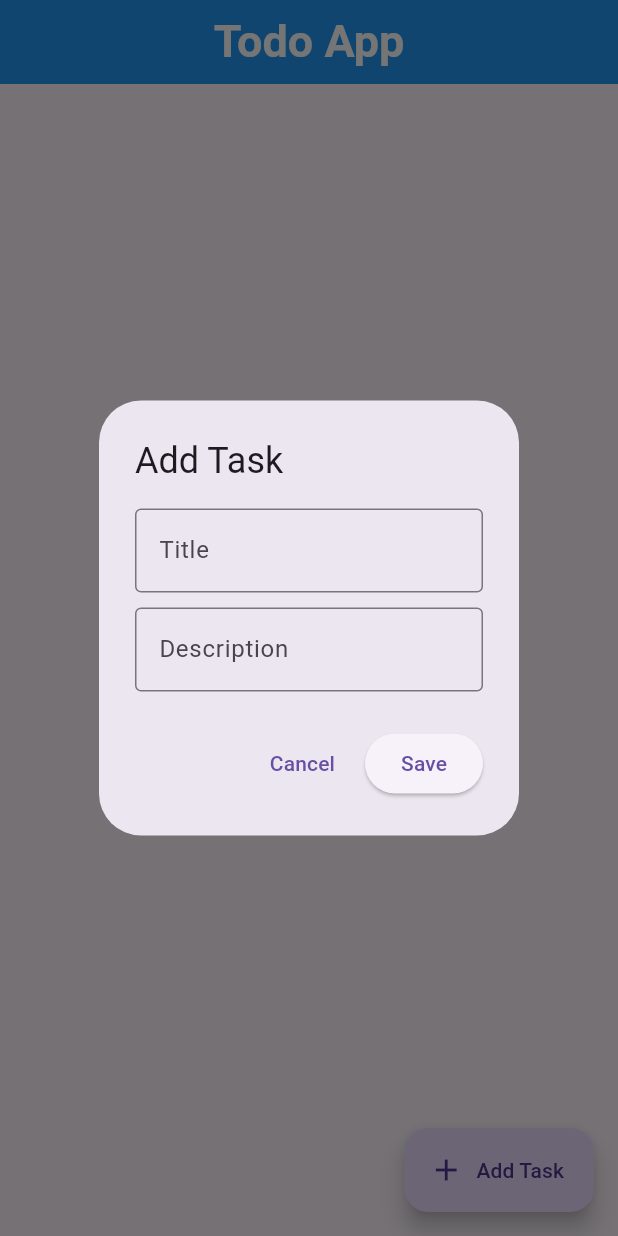
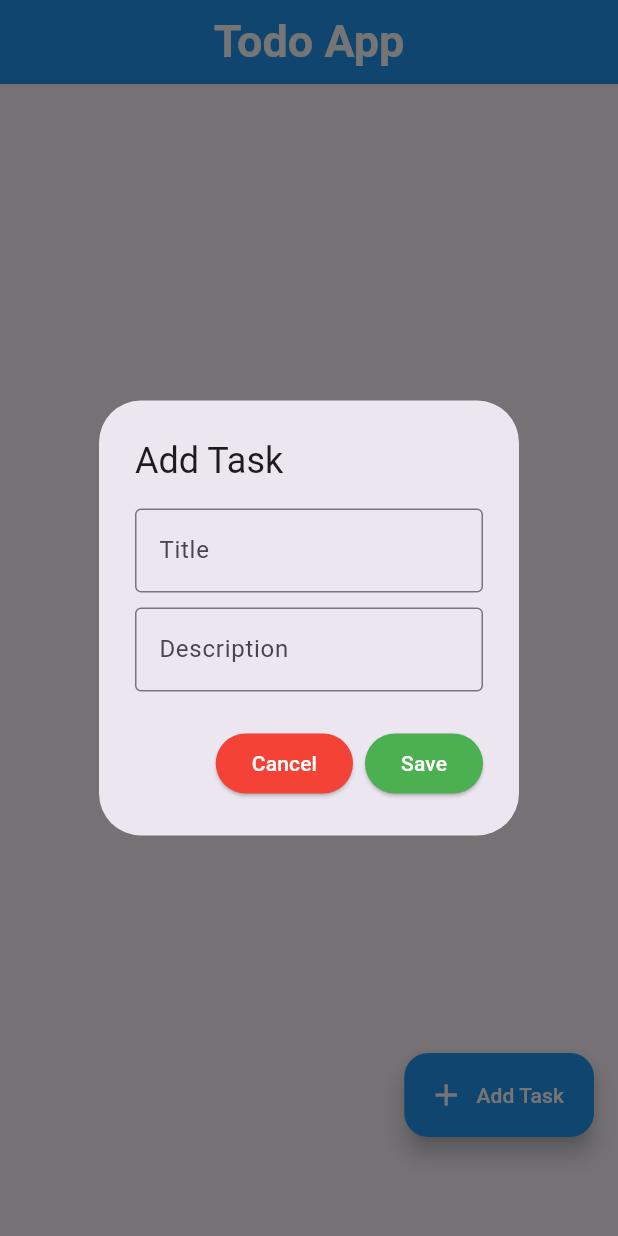
Before and after one commit to arunjoshuaa/flutter_todo_app, a Flutter app: the screen it shows after launch, after a tap on "Add Task", on a phone screen of 412 x 824 dp. Run offline on Flutter 3.47's test engine with Material 3 defaults, Android fonts, the phone set to English and light mode, and no system bars.

Commit message:
added some style to the button in alert box and given some padding to homescreen

```diff
--- a/lib/screens/home_screen.dart
+++ b/lib/screens/home_screen.dart
@@ -43,7 +43,8 @@ class HomeScreen extends StatelessWidget {
               ),
             )
           : Container(
-              margin: const EdgeInsets.all(10),
+              padding: EdgeInsets.all(10),
+              //  margin: const EdgeInsets.all(10),
               child: ListView.builder(
                 itemCount: todoList.length,
                 itemBuilder: (context, index) {
@@ -116,10 +117,15 @@ class HomeScreen extends StatelessWidget {
                 },
               ),
             ),
-      floatingActionButton: FloatingActionButton.extended(
-        onPressed: () => openTaskDialog(context),
-        icon: const Icon(Icons.add),
-        label: const Text("Add Task"),
+      floatingActionButton: Padding(
+        padding: const EdgeInsets.only(bottom: 50),
+        child: FloatingActionButton.extended(
+          backgroundColor: Colors.blue,
+          foregroundColor: Colors.white,
+          onPressed: () => openTaskDialog(context),
+          icon: const Icon(Icons.add),
+          label: const Text("Add Task"),
+        ),
       ),
     );
   }
--- a/lib/widgets/custom_dialuge.dart
+++ b/lib/widgets/custom_dialuge.dart
@@ -95,11 +95,12 @@ class _TaskDialogState extends State<TaskDialog> {
         ),
       ),
       actions: [
-        TextButton(
+        ElevatedButton(
           onPressed: () => Navigator.pop(context),
           child: const Text("Cancel"),
+          style: ElevatedButton.styleFrom(backgroundColor: Colors.red,foregroundColor: Colors.white)
         ),
-        ElevatedButton(onPressed: _saveTask, child: const Text("Save")),
+        ElevatedButton(onPressed: _saveTask, child: const Text("Save"),style: ElevatedButton.styleFrom(backgroundColor: Colors.green,foregroundColor: Colors.white)),
       ],
     );
   }
```
